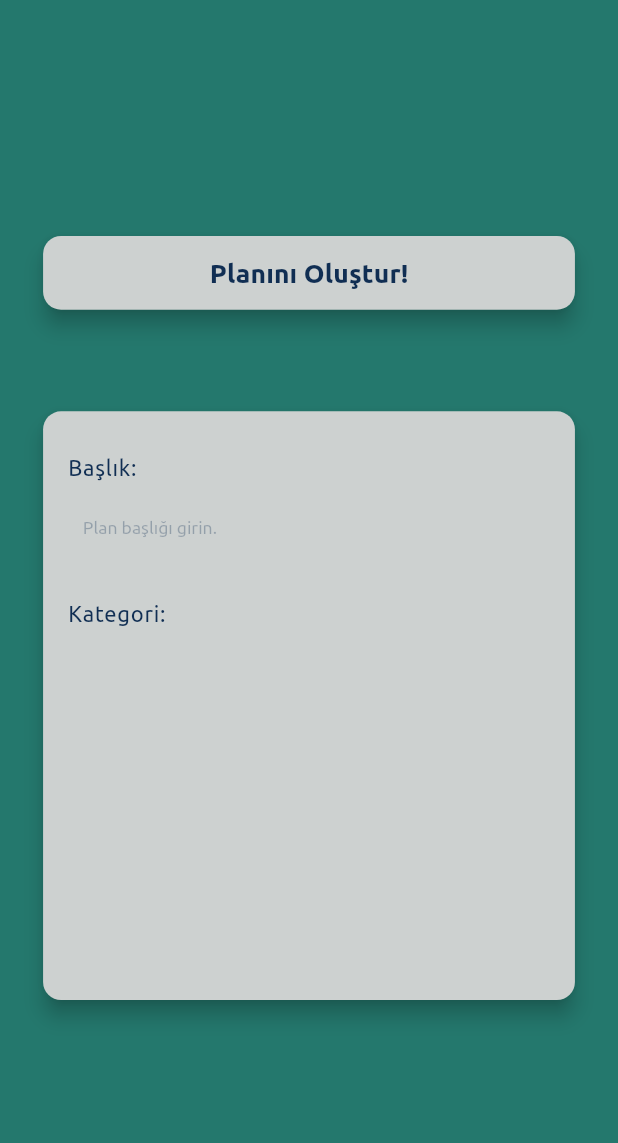
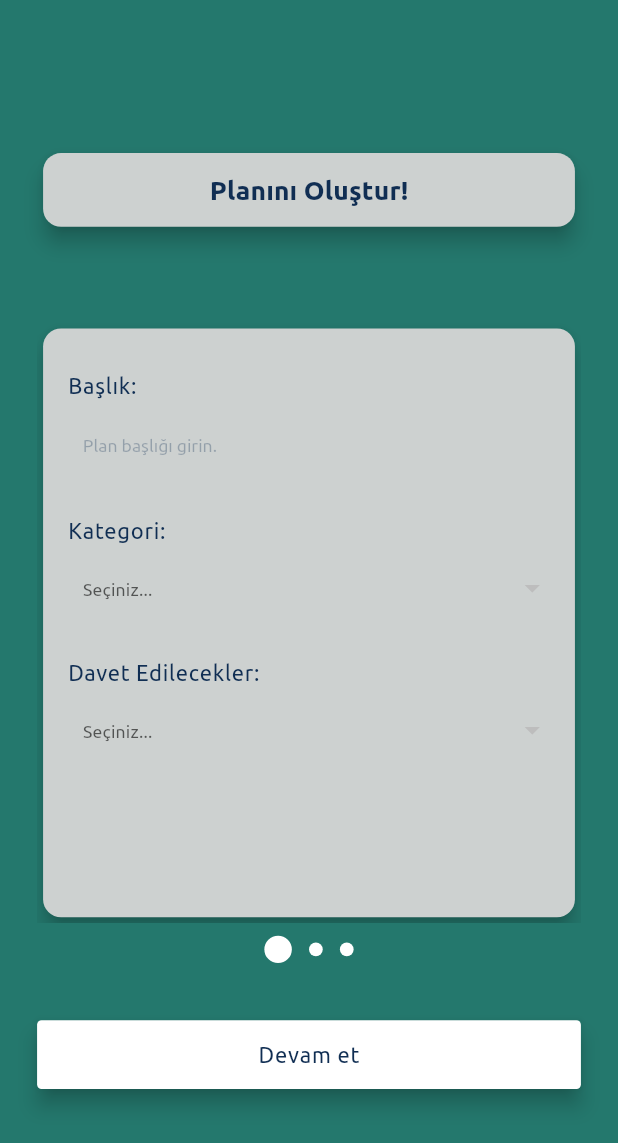
Before and after one commit to kutsaltekbas/planla_app, a Flutter app: the PlanView screen opened by its route, on a phone screen of 412 x 824 dp. Shown: the top 1143 px of the screen. Run offline on Flutter 3.47's test engine with Material 3 defaults, Android fonts, the phone set to English and light mode, and no system bars; our stand-ins replace auto_route, easy_localization, firebase_core, flutter_dotenv, flutter_mobx, flutter_screenutil and 2 more; accounts and stored records are empty; generated files the repository leaves out were written again; statements that could not run were skipped; project files that could hold a hidden picture were left out.

Commit message:
create plan page ui completed

```diff
--- a/lib/modules/plan/create_plan/subviews/plan/view/plan_view.dart
+++ b/lib/modules/plan/create_plan/subviews/plan/view/plan_view.dart
@@ -1,5 +1,6 @@
 import 'package:auto_route/auto_route.dart';
 import 'package:flutter/material.dart';
+import 'package:flutter_mobx/flutter_mobx.dart';
 import 'package:flutter_screenutil/flutter_screenutil.dart';
 import 'package:planla_app/core/extension/context_extension.dart';
 
@@ -28,24 +29,81 @@ class PlanView extends StatelessWidget {
             child: Column(
               mainAxisAlignment: MainAxisAlignment.center,
               children: [
-                SizedBox(
-                  width: context.width,
-                  height: 50.w,
-                  child: Card(
-                    elevation: 5.w,
-                    child: Center(
-                      child: Text(
-                        "Planını Oluştur!",
-                        style: context.textTheme.labelLarge,
-                      ),
-                    ),
-                  ),
-                ),
+                titleWidget(context),
                 customSpacer(50),
                 SizedBox(
                   width: context.width,
                   height: 350.w,
-                  child: Card(
+                  child: PageView.builder(
+                    controller: viewmodel.pageController,
+                    onPageChanged: (value) {
+                      viewmodel.changePageIndex(value);
+                    },
+                    itemCount: 3,
+                    itemBuilder: (context, index) {
+                      var bodyList = <Widget>[
+                        pageViewBody1(context),
+                        pageViewBody2(context),
+                        pageViewBody3(context),
+                      ];
+                      return bodyList[index];
+                    },
+                  ),
+                ),
+                customSpacer(5),
+                pageIndicators(viewmodel),
+                customSpacer(30),
+                nextPageButton(context, viewmodel)
+              ],
+            ),
+          ),
+        );
+      },
+    );
+  }
+
+  SizedBox nextPageButton(BuildContext context, PlanViewModel viewmodel) {
+    return SizedBox(
+      width: context.width,
+      height: 40.w,
+      child: ElevatedButton(
+        style: ElevatedButton.styleFrom(
+            backgroundColor: context.colorScheme.onPrimary, elevation: 5.w),
+        onPressed: () => viewmodel.changePage(),
+        child: Observer(
+          builder: (context) => Text(
+            viewmodel.pageIndex == 2 ? "Tamamla" : "Devam et",
+            style: context.textTheme.labelMedium,
+          ),
+        ),
+      ),
+    );
+  }
+
+  SizedBox pageIndicators(PlanViewModel viewmodel) {
+    return SizedBox(
+      height: 20.w,
+      child: ListView.builder(
+        scrollDirection: Axis.horizontal,
+        shrinkWrap: true,
+        itemCount: 3,
+        itemBuilder: (context, index) {
+          return Padding(
+            padding: EdgeInsets.symmetric(horizontal: 5.w),
+            child: Observer(
+              builder: (context) => CircleAvatar(
+                backgroundColor: context.colorScheme.onPrimary,
+                radius: viewmodel.pageIndex == index ? 8.w : 4.w,
+              ),
+            ),
+          );
+        },
+      ),
+    );
+  }
+
+  Card pageViewBody1(BuildContext context) {
+    return Card(
       elevation: 5.w,
       child: Padding(
         padding: context.padding2,
@@ -58,16 +116,88 @@ class PlanView extends StatelessWidget {
             customSpacer(20),
             titlebuilder(context, "Kategori:"),
             customSpacer(5),
-                        ],
-                      ),
-                    ),
-                  ),
-                ),
+            dropdownBuilder(context),
+            customSpacer(20),
+            titlebuilder(context, "Davet Edilecekler:"),
+            customSpacer(5),
+            dropdownBuilder(context)
           ],
         ),
       ),
     );
-      },
+  }
+
+  Card pageViewBody2(BuildContext context) {
+    return Card(
+      elevation: 5.w,
+      child: Padding(
+        padding: context.padding2,
+        child: Column(
+          children: [
+            customSpacer(10),
+            titlebuilder(context, "Mekan:"),
+            customSpacer(5),
+            textfieldBuilder("Mekan adını girin."),
+            customSpacer(20),
+            titlebuilder(context, "Tarih seç:"),
+            customSpacer(5),
+            dropdownBuilder(context),
+            customSpacer(20),
+            titlebuilder(context, "Saat seç:"),
+            customSpacer(5),
+            dropdownBuilder(context)
+          ],
+        ),
+      ),
+    );
+  }
+
+  Card pageViewBody3(BuildContext context) {
+    return Card(
+      elevation: 5.w,
+      child: Padding(
+        padding: context.padding2,
+        child: Column(
+          children: [
+            customSpacer(10),
+            titlebuilder(context, "Fiyat:"),
+            customSpacer(5),
+            textfieldBuilder("Etkinlik fiyatını girin."),
+            customSpacer(20),
+            titlebuilder(context, "Kişi sayısı:"),
+            customSpacer(5),
+            dropdownBuilder(context),
+          ],
+        ),
+      ),
+    );
+  }
+
+  SizedBox titleWidget(BuildContext context) {
+    return SizedBox(
+      width: context.width,
+      height: 50.w,
+      child: Card(
+        elevation: 5.w,
+        child: Center(
+          child: Text(
+            "Planını Oluştur!",
+            style: context.textTheme.labelLarge,
+          ),
+        ),
+      ),
+    );
+  }
+
+  SizedBox dropdownBuilder(BuildContext context) {
+    return SizedBox(
+      width: context.width,
+      height: 40.w,
+      child: DropdownButtonFormField(
+        hint: Text("Seçiniz..."),
+        items: [],
+        onChanged: (value) {},
+      ),
     );
   }
 
```
Also changed, not shown: lib/modules/plan/create_plan/subviews/plan/view_model/plan_view_model.dart (+20 -0 lines). Lines whose indentation alone changed are shown as unchanged.
